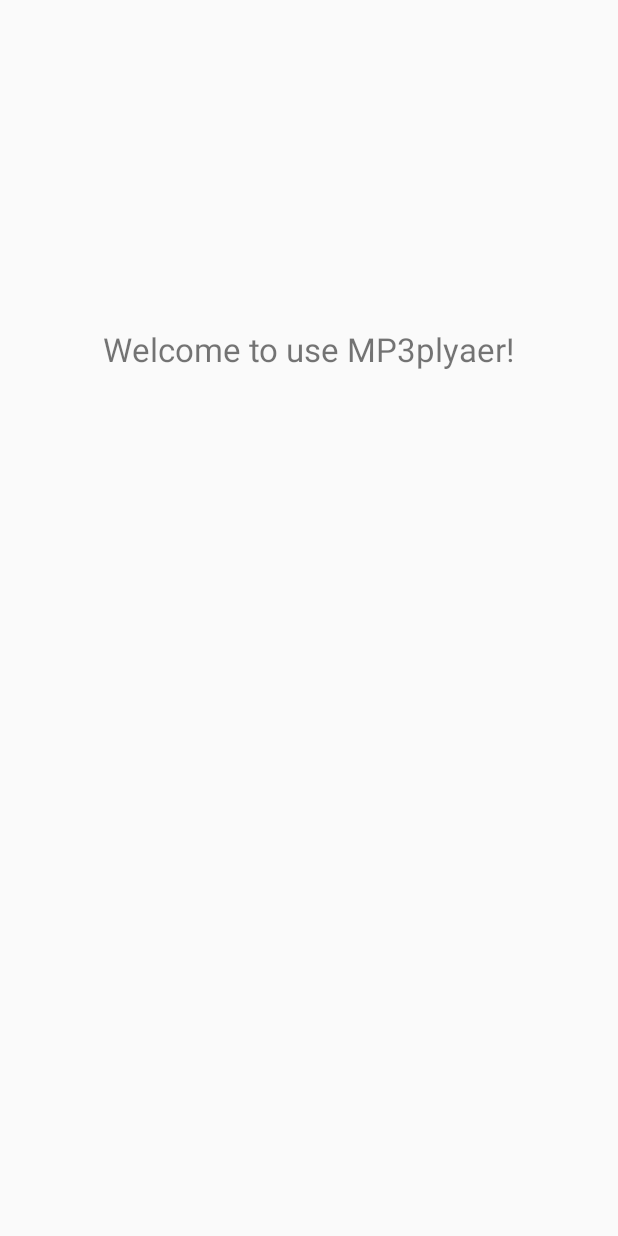
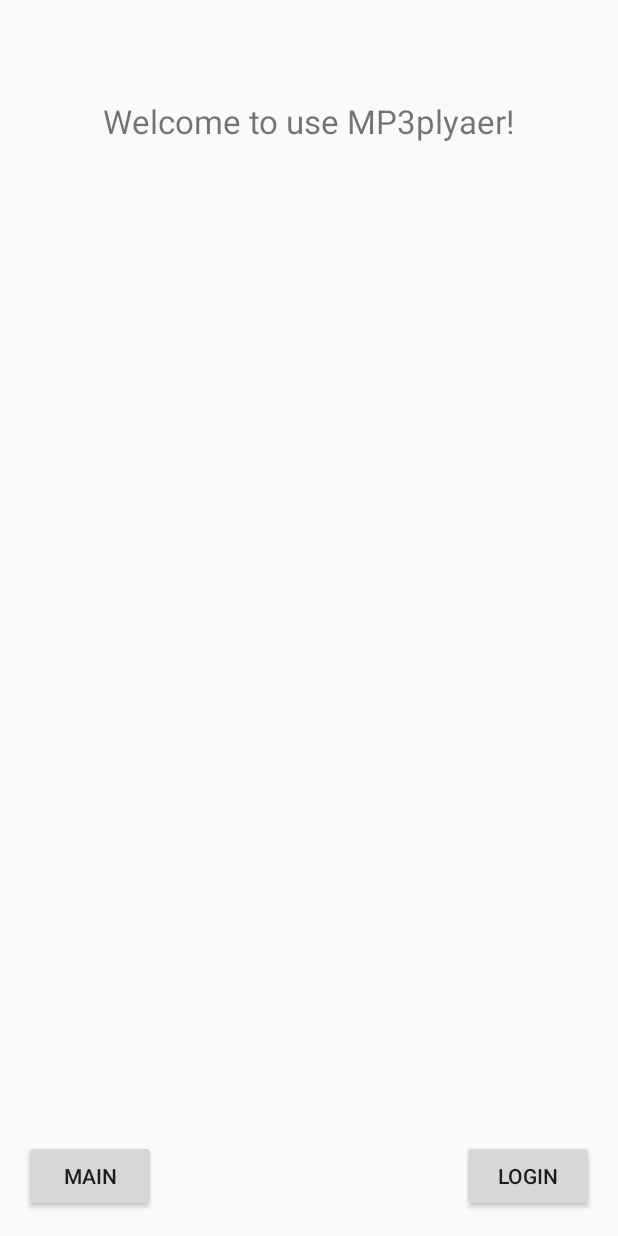
Before and after one commit to DissoFly/client_MP3player, an Android app: the screen it shows after launch (BootActivity), on a phone screen of 412 x 824 dp. Run offline under Robolectric (Android 15) with nearby library versions, the phone set to English and light mode, and no system bars.

Commit message:
添加activity

```diff
--- a/app/build.gradle
+++ b/app/build.gradle
@@ -20,10 +20,13 @@ android {
 }
 
 dependencies {
-    compile fileTree(dir: 'libs', include: ['*.jar'])
+    compile fileTree(include: ['*.jar'], dir: 'libs')
     androidTestCompile('com.android.support.test.espresso:espresso-core:2.2.2', {
         exclude group: 'com.android.support', module: 'support-annotations'
     })
     compile 'com.android.support:appcompat-v7:24.2.1'
     testCompile 'junit:junit:4.12'
+    compile files('libs/okhttp-3.5.0.jar')
+    compile files('libs/okhttp-urlconnection-3.4.1.jar')
+    compile files('libs/okio-1.11.0.jar')
 }
--- a/app/src/main/AndroidManifest.xml
+++ b/app/src/main/AndroidManifest.xml
@@ -11,10 +11,13 @@
         <activity android:name=".BootActivity">
             <intent-filter>
                 <action android:name="android.intent.action.MAIN"/>
-
                 <category android:name="android.intent.category.LAUNCHER"/>
             </intent-filter>
         </activity>
+        <activity android:name="com.example.mp3player.login.LoginActivity"/>
+        <activity android:name="com.example.mp3player.login.ForgetPasswordActivity"/>
+        <activity android:name="com.example.mp3player.login.RegisterActivity"/>
+        <activity android:name="com.example.mp3player.MainActivity"/>
     </application>
 
 </manifest>
--- a/app/src/main/java/com/example/mp3player/BootActivity.java
+++ b/app/src/main/java/com/example/mp3player/BootActivity.java
@@ -1,7 +1,12 @@
 package com.example.mp3player;
 
+import android.content.Intent;
+import android.os.Bundle;
+import android.os.Handler;
 import android.support.v7.app.AppCompatActivity;
-import android.os.Bundle;
+import android.view.View;
+
+import com.example.mp3player.login.LoginActivity;
 
 public class BootActivity extends AppCompatActivity {
 
@@ -9,5 +14,36 @@ public class BootActivity extends AppCompatActivity {
     protected void onCreate(Bundle savedInstanceState) {
         super.onCreate(savedInstanceState);
         setContentView(R.layout.activity_boot);
+        findViewById(R.id.login).setOnClickListener(new View.OnClickListener() {
+            @Override
+            public void onClick(View view) {
+                Intent intent=new Intent(BootActivity.this, LoginActivity.class);
+                startActivity(intent);
+            }
+        });
+        findViewById(R.id.main).setOnClickListener(new View.OnClickListener() {
+            @Override
+            public void onClick(View view) {
+                Intent intent=new Intent(BootActivity.this, MainActivity.class);
+                startActivity(intent);
+
+            }
+        });
+    }
+
+    @Override
+    protected void onResume() {
+        super.onResume();
+        Handler handler=new Handler();
+        handler.postDelayed(new Runnable() {
+            @Override
+            public void run() {
+                if (true){
+                    //直接登录，跳转到主页面
+                }else{
+                    //登录界面
+                }
+            }
+        },2000);
     }
 }
--- a/app/src/main/res/layout/activity_boot.xml
+++ b/app/src/main/res/layout/activity_boot.xml
@@ -15,7 +15,23 @@
         android:layout_width="wrap_content"
         android:layout_height="wrap_content"
         android:layout_centerHorizontal="true"
-        android:layout_marginTop="202dp"
+        android:layout_marginTop="50dp"
         android:text="Welcome to use MP3plyaer!"
         android:textSize="22dp"/>
+
+    <Button
+        android:id="@+id/main"
+        android:layout_width="wrap_content"
+        android:layout_height="wrap_content"
+        android:text="main"
+        android:layout_alignParentBottom="true"
+        android:layout_alignParentStart="true"/>
+
+    <Button
+        android:id="@+id/login"
+        android:layout_width="wrap_content"
+        android:layout_height="wrap_content"
+        android:text="login"
+        android:layout_alignParentBottom="true"
+        android:layout_alignParentEnd="true"/>
 </RelativeLayout>
```
Also changed, not shown: app/src/main/java/com/example/mp3player/MainActivity.java (added, +33 -0 lines), app/src/main/java/com/example/mp3player/login/ForgetPasswordActivity.java (added, +35 -0 lines), app/src/main/java/com/example/mp3player/login/LoginActivity.java (added, +55 -0 lines), app/src/main/java/com/example/mp3player/login/RegisterActivity.java (added, +35 -0 lines), app/src/main/res/layout/activity_login_forget_password.xml (added, +11 -0 lines), app/src/main/res/layout/activity_login_login.xml (added, +48 -0 lines), app/src/main/res/layout/activity_login_register.xml (added, +10 -0 lines), app/src/main/res/layout/activity_main.xml (added, +10 -0 lines), app/libs/okhttp-3.5.0.jar (added), app/libs/okhttp-urlconnection-3.4.1.jar (added), app/libs/okio-1.11.0.jar (added).
